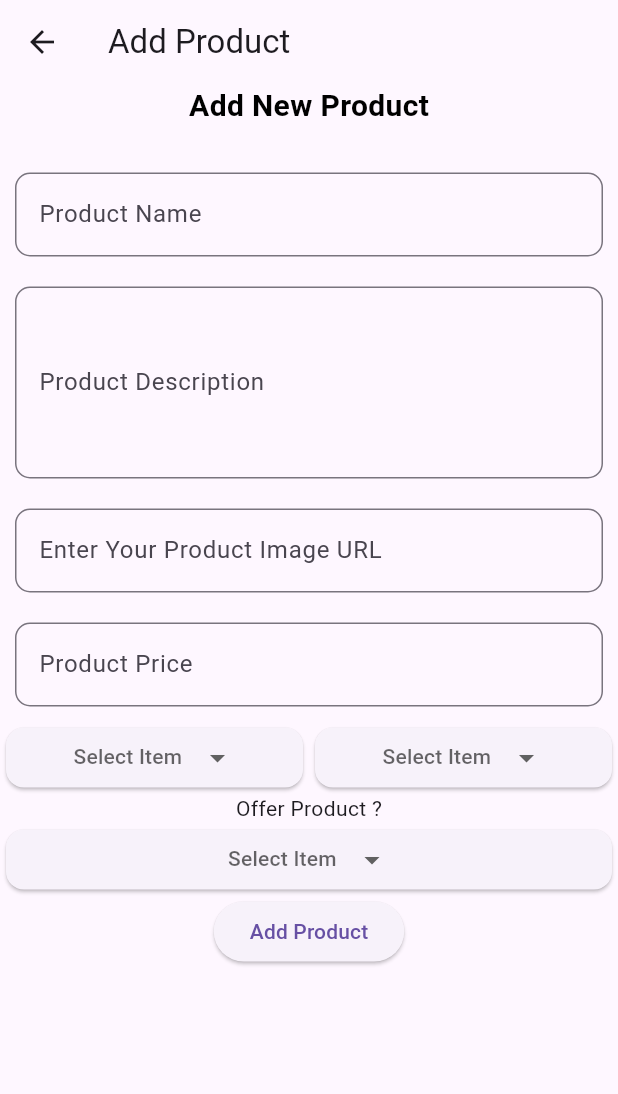
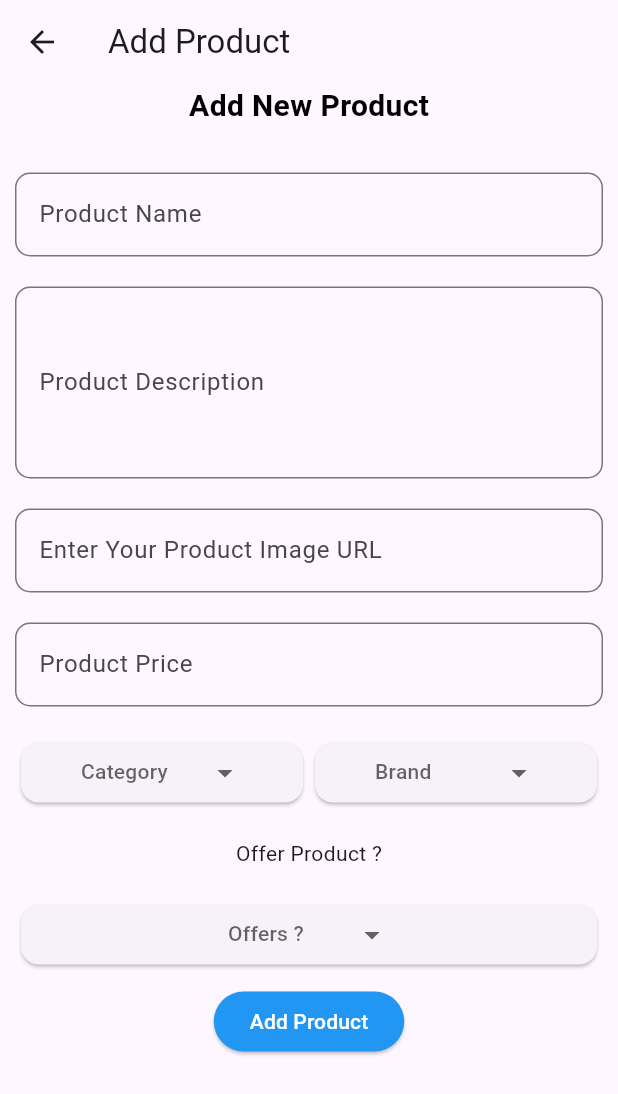
Before and after one commit to hasithamanohara/footware-app, a Flutter app: the screen it shows after launch, after a tap on the "add" icon, on a phone screen of 412 x 824 dp. Shown: the top 1094 px of the screen. Run offline on Flutter 3.47's test engine with Material 3 defaults, Android fonts, the phone set to English and light mode, and no system bars; drawn by our look-alikes of dropdown_button2; our stand-ins replace firebase_core, get; accounts and stored records are empty.

```diff
--- /dev/null
+++ b/lib/controllers/add_product_controller.dart
@@ -0,0 +1,15 @@
+import 'package:get/get_state_manager/get_state_manager.dart';
+
+class AddProductController extends GetxController {
+  final String testProduct = "test product";
+
+  @override
+  void onInit() {
+    // TODO: implement onInit
+    super.onInit();
+  }
+
+  void addProduct() {
+    print('new Product added');
+  }
+}
--- /dev/null
+++ b/lib/controllers/home_controller.dart
@@ -0,0 +1,15 @@
+import 'package:get/get_state_manager/get_state_manager.dart';
+
+class HomeController extends GetxController {
+  String test = "this is test string";
+
+  @override
+  void onInit() {
+    // TODO: implement onInit
+    super.onInit();
+  }
+
+  testMethod() {
+    print(test);
+  }
+}
--- a/lib/main.dart
+++ b/lib/main.dart
@@ -1,7 +1,9 @@
 import 'package:flutter/material.dart';
+import 'package:footware/controllers/add_product_controller.dart';
 import 'package:footware/pages/Home_page.dart';
 import 'package:firebase_core/firebase_core.dart';
-import 'package:get/get_navigation/src/root/get_material_app.dart';
+import 'package:get/get.dart';
+import 'controllers/home_controller.dart';
 import 'firebase_options.dart';
 
 void main() async {
@@ -9,6 +11,9 @@ void main() async {
   await Firebase.initializeApp(
     options: DefaultFirebaseOptions.currentPlatform,
   );
+  //registering homecontroller
+  Get.put(HomeController());
+  Get.put(AddProductController());
   runApp(const FootWare());
 }
 
--- a/lib/pages/Home_page.dart
+++ b/lib/pages/Home_page.dart
@@ -1,4 +1,5 @@
 import 'package:flutter/material.dart';
+import 'package:footware/controllers/home_controller.dart';
 import 'package:footware/pages/add_product.dart';
 import 'package:get/get.dart';
 
@@ -7,9 +8,11 @@ class HomePage extends StatelessWidget {
 
   @override
   Widget build(BuildContext context) {
+    return GetBuilder<HomeController>(
+      builder: (ctrl) {
         return Scaffold(
             appBar: AppBar(
-          title: Text('FootWare Admin'),
+              title: const Text('FootWare Admin'),
             ),
             body: ListView.builder(
               itemCount: 10,
@@ -19,7 +22,7 @@ class HomePage extends StatelessWidget {
                   subtitle: const Text('price'),
                   trailing: IconButton(
                       onPressed: () {
-                    print("delete");
+                        ctrl.testMethod();
                       },
                       icon: const Icon(Icons.delete)),
                 );
@@ -31,5 +34,7 @@ class HomePage extends StatelessWidget {
               },
               child: const Icon(Icons.add),
             ));
+      },
+    );
   }
 }
--- a/lib/pages/add_product.dart
+++ b/lib/pages/add_product.dart
@@ -1,4 +1,5 @@
 import 'package:flutter/material.dart';
+import 'package:footware/controllers/add_product_controller.dart';
 import 'package:footware/widgets/drop_down_btn.dart';
 import 'package:get/get.dart';
 
@@ -16,6 +17,7 @@ class _AddProductState extends State<AddProduct> {
 
   @override
   Widget build(BuildContext context) {
+    return GetBuilder<AddProductController>(builder: (ctrl) {
       return Scaffold(
         appBar: AppBar(
           title: const Text('Add Product'),
@@ -23,6 +25,7 @@ class _AddProductState extends State<AddProduct> {
         body: SingleChildScrollView(
           child: Column(
             children: [
+              //add product title
               const Text(
                 'Add New Product',
                 style: TextStyle(
@@ -90,7 +93,10 @@ class _AddProductState extends State<AddProduct> {
                 ),
               ),
 
-            Row(
+              //drop down button for product category
+              Padding(
+                padding: const EdgeInsets.all(10.0),
+                child: Row(
                   children: [
                     Flexible(
                         child: DropDownCustomWidget(
@@ -98,6 +104,7 @@ class _AddProductState extends State<AddProduct> {
                       onSelected: (selectedValue) {
                         print(selectedValue);
                       },
+                      title: 'Category',
                     )),
                     Flexible(
                         child: DropDownCustomWidget(
@@ -105,25 +112,43 @@ class _AddProductState extends State<AddProduct> {
                       onSelected: (selectedValue) {
                         print(selectedValue);
                       },
+                      title: 'Brand',
                     )),
                   ],
                 ),
+              ),
 
-            const Text("Offer Product ?"),
-            DropDownCustomWidget(
+              //offer section
+              const Padding(
+                padding: EdgeInsets.all(10.0),
+                child: Text("Offer Product ?"),
+              ),
+              Padding(
+                padding: const EdgeInsets.all(10.0),
+                child: DropDownCustomWidget(
                   items: offers,
                   onSelected: (selectedValue) {
                     print(selectedValue);
                   },
+                  title: 'Offers ?',
+                ),
               ),
 
+              //elevated buton for add item
               ElevatedButton(
-              onPressed: () {},
+                style: ElevatedButton.styleFrom(
+                  foregroundColor: Colors.white,
+                  backgroundColor: Colors.blue,
+                ),
+                onPressed: () {
+                  ctrl.addProduct();
+                },
                 child: const Text('Add Product'),
               ),
             ],
           ),
         ),
       );
+    });
   }
 }
--- a/lib/widgets/drop_down_btn.dart
+++ b/lib/widgets/drop_down_btn.dart
@@ -6,8 +6,12 @@ String? selectedValue;
 class DropDownCustomWidget extends StatelessWidget {
   final List<String> items;
   final void Function(String) onSelected;
+  final String title;
   const DropDownCustomWidget(
-      {super.key, required this.items, required this.onSelected});
+      {super.key,
+      required this.items,
+      required this.onSelected,
+      required this.title});
 
   @override
   Widget build(BuildContext context) {
@@ -17,7 +21,7 @@ class DropDownCustomWidget extends StatelessWidget {
           child: DropdownButton2<String>(
             isExpanded: true,
             hint: Text(
-              'Select Item',
+              title,
               style: TextStyle(
                 fontSize: 14,
                 color: Theme.of(context).hintColor,
```
Also changed, not shown: lib/pages/testpage.dart (added, +24 -0 lines), pubspec.lock. Lines whose indentation alone changed are shown as unchanged.
